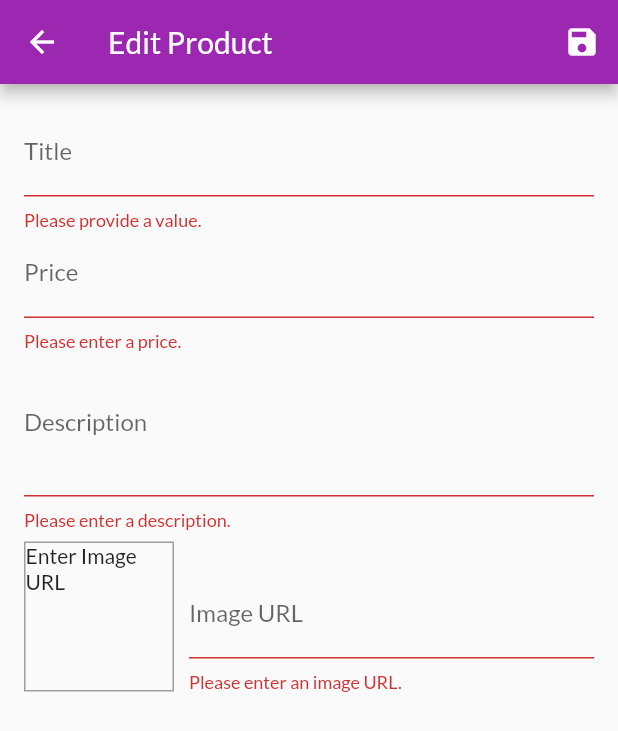
After one commit to PtrkH/flutter_shop_app, a Flutter app: the EditProductScreen screen opened by its route, after a tap on the "save" icon, on a phone screen of 412 x 824 dp. The commit adds this screen. Shown: the top 731 px of the screen. Run offline on Flutter 3.47's test engine with Material 2 defaults, Android fonts, the phone set to English and light mode, and no system bars; network calls fail.

Commit message:
added product edit and add screen

```diff
--- a/lib/main.dart
+++ b/lib/main.dart
@@ -1,4 +1,5 @@
 import 'package:flutter/material.dart';
+import 'package:flutter_shop_app/screens/edit_product_screen.dart';
 import 'package:flutter_shop_app/screens/orders_screen.dart';
 import 'package:provider/provider.dart';
 
@@ -42,6 +43,7 @@ class MyApp extends StatelessWidget {
           CartScreen.routeName: (ctx) => CartScreen(),
           OrdersScreen.routeName: (ctx) => OrdersScreen(),
           UserProductsScreen.routeName: (ctx) => UserProductsScreen(),
+          EditProductScreen.routeName: (ctx) => EditProductScreen(),
         },
       ),
     );
--- /dev/null
+++ b/lib/screens/edit_product_screen.dart
@@ -0,0 +1,226 @@
+import 'package:flutter/material.dart';
+import 'package:flutter/services.dart';
+import 'package:flutter_shop_app/providers/product.dart';
+
+class EditProductScreen extends StatefulWidget {
+  static const routeName = '/edit-product';
+  @override
+  _EditProductScreenState createState() => _EditProductScreenState();
+}
+
+class _EditProductScreenState extends State<EditProductScreen> {
+  final _priceFocusNode = FocusNode();
+  final _descriptionFocusNode = FocusNode();
+  final _imageUrlController = TextEditingController();
+  final _imageUrlFocusNode = FocusNode();
+  final _form = GlobalKey<FormState>();
+  var _editedProduct = Product(
+    id: null,
+    title: '',
+    price: 0,
+    description: '',
+    imageUrl: '',
+  );
+
+  @override
+  void initState() {
+    _imageUrlFocusNode.addListener(_updateImageUrl);
+    super.initState();
+  }
+
+  @override
+  void dispose() {
+    _imageUrlFocusNode.removeListener(_updateImageUrl);
+    _priceFocusNode.dispose();
+    _descriptionFocusNode.dispose();
+    _imageUrlController.dispose();
+    _imageUrlFocusNode.dispose();
+    super.dispose();
+  }
+
+  void _updateImageUrl() {
+    if (!_imageUrlFocusNode.hasFocus) {
+      if ((!_imageUrlController.text.startsWith('http') &&
+              !_imageUrlController.text.startsWith('https')) ||
+          (!_imageUrlController.text.endsWith('.png') &&
+              !_imageUrlController.text.endsWith('.jpg') &&
+              !_imageUrlController.text.endsWith('.jpeg'))) {
+        return;
+      }
+      setState(() {});
+    }
+  }
+
+  void _saveForm() {
+    final isValid = _form.currentState.validate();
+    if (!isValid) {
+      return;
+    }
+    _form.currentState.save();
+  }
+
+  @override
+  Widget build(BuildContext context) {
+    return Scaffold(
+      appBar: AppBar(
+        title: Text('Edit Product'),
+        actions: [
+          IconButton(
+            icon: Icon(Icons.save),
+            onPressed: _saveForm,
+          ),
+        ],
+      ),
+      body: Padding(
+        padding: const EdgeInsets.all(16.0),
+        child: Form(
+          key: _form,
+          child: ListView(
+            children: [
+              TextFormField(
+                decoration: InputDecoration(labelText: 'Title'),
+                textInputAction: TextInputAction.next,
+                onFieldSubmitted: (_) {
+                  FocusScope.of(context).requestFocus(_priceFocusNode);
+                },
+                validator: (value) {
+                  if (value.isEmpty) {
+                    return 'Please provide a value.';
+                  }
+                  return null;
+                },
+                onSaved: (value) {
+                  _editedProduct = Product(
+                    title: value,
+                    price: _editedProduct.price,
+                    description: _editedProduct.description,
+                    imageUrl: _editedProduct.imageUrl,
+                    id: null,
+                  );
+                },
+              ),
+              TextFormField(
+                decoration: InputDecoration(labelText: 'Price'),
+                textInputAction: TextInputAction.next,
+                keyboardType: TextInputType.number,
+                focusNode: _priceFocusNode,
+                onFieldSubmitted: (_) {
+                  FocusScope.of(context).requestFocus(_descriptionFocusNode);
+                },
+                validator: (value) {
+                  if (value.isEmpty) {
+                    return 'Please enter a price.';
+                  }
+                  if (double.tryParse(value) == null) {
+                    return 'Please enter a valid number.';
+                  }
+                  if (double.parse(value) <= 0) {
+                    return 'Please enter a number greater than 0.';
+                  }
+                  return null;
+                },
+                onSaved: (value) {
+                  _editedProduct = Product(
+                    title: _editedProduct.title,
+                    price: double.parse(value),
+                    description: _editedProduct.description,
+                    imageUrl: _editedProduct.imageUrl,
+                    id: null,
+                  );
+                },
+              ),
+              TextFormField(
+                decoration: InputDecoration(labelText: 'Description'),
+                maxLines: 3,
+                keyboardType: TextInputType.multiline,
+                focusNode: _descriptionFocusNode,
+                validator: (value) {
+                  if (value.isEmpty) {
+                    return 'Please enter a description.';
+                  }
+                  if (value.length < 10) {
+                    return 'Should be at least 10 characters long.';
+                  }
+                  return null;
+                },
+                onSaved: (value) {
+                  _editedProduct = Product(
+                    title: _editedProduct.title,
+                    price: _editedProduct.price,
+                    description: value,
+                    imageUrl: _editedProduct.imageUrl,
+                    id: null,
+                  );
+                },
+              ),
+              Row(
+                crossAxisAlignment: CrossAxisAlignment.end,
+                children: [
+                  Container(
+                    height: 100,
+                    width: 100,
+                    margin: EdgeInsets.only(
+                      top: 8,
+                      right: 10,
+                    ),
+                    decoration: BoxDecoration(
+                      border: Border.all(
+                        width: 1,
+                        color: Colors.grey,
+                      ),
+                    ),
+                    child: _imageUrlController.text.isEmpty
+                        ? Text('Enter Image URL')
+                        : FittedBox(
+                            child: Image.network(_imageUrlController.text),
+                            fit: BoxFit.cover,
+                          ),
+                  ),
+                  Expanded(
+                    child: TextFormField(
+                      decoration: InputDecoration(labelText: 'Image URL'),
+                      keyboardType: TextInputType.url,
+                      textInputAction: TextInputAction.done,
+                      controller: _imageUrlController, //updated when we type\
+                      onEditingComplete: () {
+                        setState(() {});
+                      },
+                      focusNode: _imageUrlFocusNode,
+                      onFieldSubmitted: (_) {
+                        _saveForm();
+                      },
+                      validator: (value) {
+                        if (value.isEmpty) {
+                          return 'Please enter an image URL.';
+                        }
+                        if (!value.startsWith('http') &&
+                            !value.startsWith('https')) {
+                          return 'Please enter a valid URL.';
+                        }
+                        if (!value.endsWith('.png') &&
+                            !value.endsWith('.jpg') &&
+                            !value.endsWith('.jpeg')) {
+                          return 'Please enter a valid image URL.';
+                        }
+                        return null;
+                      },
+                      onSaved: (value) {
+                        _editedProduct = Product(
+                          title: _editedProduct.title,
+                          price: _editedProduct.price,
+                          description: _editedProduct.description,
+                          imageUrl: value,
+                          id: null,
+                        );
+                      },
+                    ),
+                  ),
+                ],
+              ),
+            ],
+          ),
+        ),
+      ),
+    );
+  }
+}
--- a/lib/screens/user_products_screen.dart
+++ b/lib/screens/user_products_screen.dart
@@ -1,4 +1,5 @@
 import 'package:flutter/material.dart';
+import 'package:flutter_shop_app/screens/edit_product_screen.dart';
 import 'package:flutter_shop_app/widgets/app_drawer.dart';
 import 'package:provider/provider.dart';
 
@@ -17,7 +18,9 @@ class UserProductsScreen extends StatelessWidget {
         actions: [
           IconButton(
             icon: const Icon(Icons.add),
-            onPressed: () {},
+            onPressed: () {
+              Navigator.of(context).pushNamed(EditProductScreen.routeName);
+            },
           ),
         ],
       ),
```
